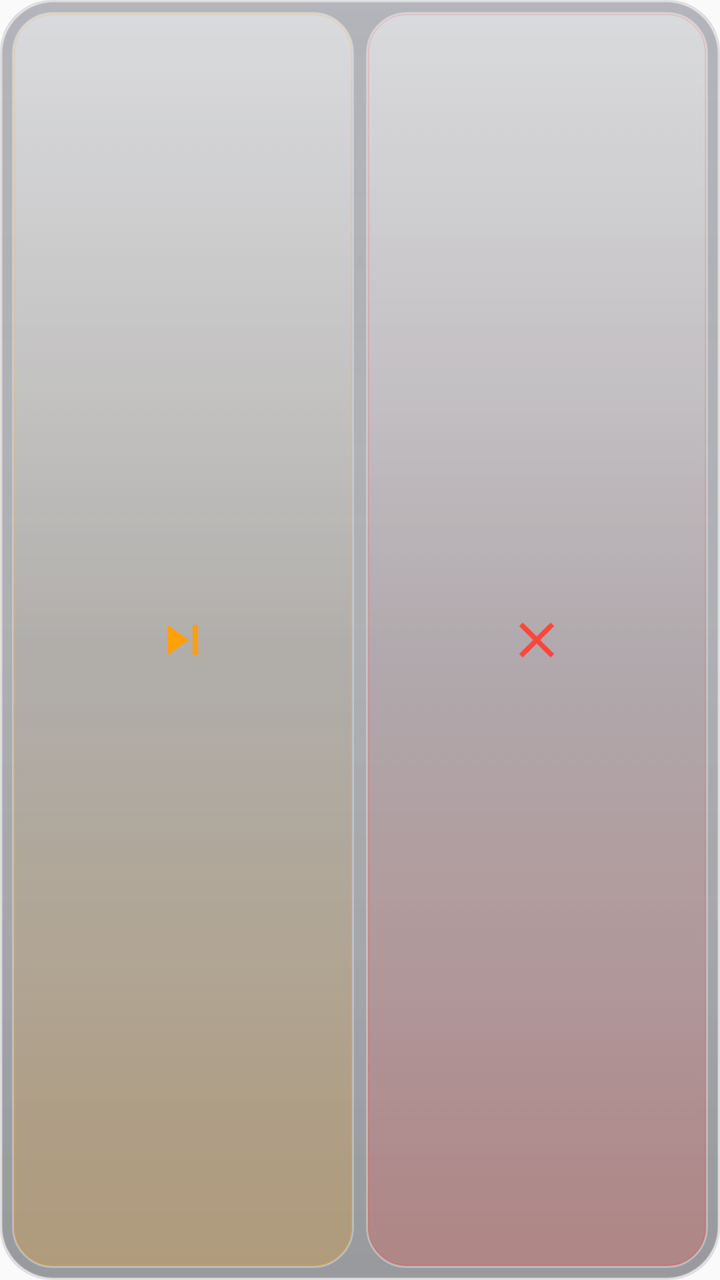
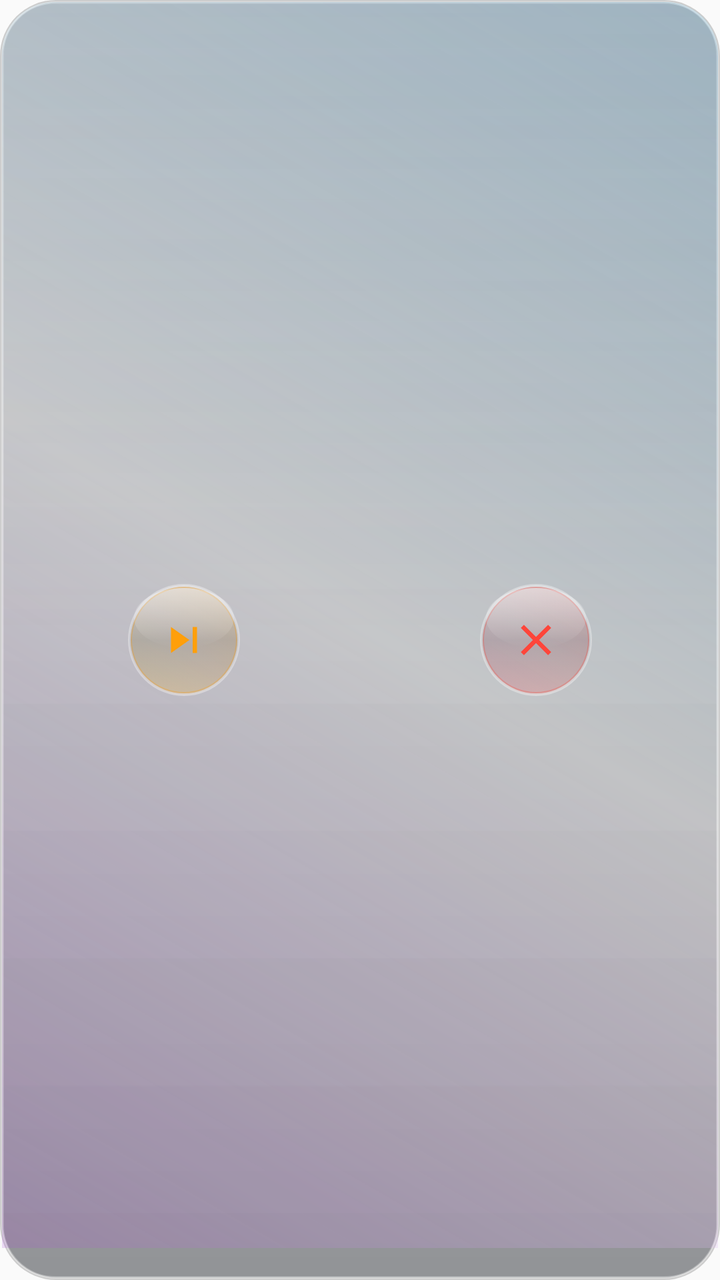

Screens rendered from an Android XML layout before and after an edit, with the pre-edit source and the edit as a unified diff.
<!-- AndroidManifest.xml: application theme Theme.VibeSchedule -->
<!-- res/layout/widget_vibe_schedule.xml -->
<?xml version="1.0" encoding="utf-8"?>
<LinearLayout xmlns:android="http://schemas.android.com/apk/res/android"
    android:id="@+id/widget_root"
    android:layout_width="match_parent"
    android:layout_height="match_parent"
    android:background="@drawable/widget_glass_bg"
    android:baselineAligned="false"
    android:gravity="center"
    android:orientation="horizontal"
    android:padding="6dp">

    
    <FrameLayout
        android:id="@+id/btn_widget_skip"
        android:layout_width="0dp"
        android:layout_height="match_parent"
        android:layout_weight="1"
        android:layout_marginEnd="3dp"
        android:background="@drawable/widget_btn_skip_glass"
        android:clickable="true"
        android:focusable="true">

        <ImageView
            android:layout_width="30dp"
            android:layout_height="30dp"
            android:layout_gravity="center"
            android:contentDescription="Skip This Period"
            android:scaleType="fitCenter"
            android:src="@drawable/ic_widget_skip" />
    </FrameLayout>

    
    <FrameLayout
        android:id="@+id/btn_widget_cancel"
        android:layout_width="0dp"
        android:layout_height="match_parent"
        android:layout_weight="1"
        android:layout_marginStart="3dp"
        android:background="@drawable/widget_btn_cancel_glass"
        android:clickable="true"
        android:focusable="true">

        <ImageView
            android:layout_width="30dp"
            android:layout_height="30dp"
            android:layout_gravity="center"
            android:contentDescription="Cancel Schedule"
            android:scaleType="fitCenter"
            android:src="@drawable/ic_widget_cancel" />
    </FrameLayout>

</LinearLayout>
<!-- resources referenced by this layout -->
<resources>
  <!-- drawable ic_widget_cancel (drawable) -->
  <vector xmlns:android="http://schemas.android.com/apk/res/android"
      android:width="28dp"
      android:height="28dp"
      android:viewportWidth="24"
      android:viewportHeight="24">
      <path
          android:fillColor="#FFFF453A"
          android:pathData="M19,6.41L17.59,5 12,10.59 6.41,5 5,6.41 10.59,12 5,17.59 6.41,19 12,13.41 17.59,19 19,17.59 13.41,12z" />
  </vector>
  <!-- drawable ic_widget_skip (drawable) -->
  <vector xmlns:android="http://schemas.android.com/apk/res/android"
      android:width="28dp"
      android:height="28dp"
      android:viewportWidth="24"
      android:viewportHeight="24">
      <path
          android:fillColor="#FFFF9F0A"
          android:pathData="M6,18l8.5,-6L6,6v12zM16,6v12h2V6h-2z" />
  </vector>
  <!-- drawable widget_btn_cancel_glass: vector/xml drawable (drawable, 3463 chars, omitted) -->
  <!-- drawable widget_btn_skip_glass: vector/xml drawable (drawable, 3463 chars, omitted) -->
  <!-- drawable widget_glass_bg (drawable) -->
  <?xml version="1.0" encoding="utf-8"?>
  <layer-list xmlns:android="http://schemas.android.com/apk/res/android">
      
      <item>
          <shape android:shape="rectangle">
              <corners android:radius="26dp" />
              <solid android:color="#20000000" />
          </shape>
      </item>
  
      
      <item
          android:left="0.5dp"
          android:top="0.5dp"
          android:right="0.5dp"
          android:bottom="0.5dp">
          <shape android:shape="rectangle">
              <corners android:radius="26dp" />
              <gradient
                  android:angle="270"
                  android:startColor="#592A3042"
                  android:centerColor="#471A1E2B"
                  android:endColor="#5412151F" />
              <stroke
                  android:width="1dp"
                  android:color="#4DFFFFFF" />
          </shape>
      </item>
  
      
      <item
          android:left="1dp"
          android:top="1dp"
          android:right="1dp"
          android:bottom="18dp">
          <shape android:shape="rectangle">
              <corners
                  android:topLeftRadius="25dp"
                  android:topRightRadius="25dp"
                  android:bottomLeftRadius="0dp"
                  android:bottomRightRadius="0dp" />
              <gradient
                  android:angle="270"
                  android:startColor="#38FFFFFF"
                  android:endColor="#00FFFFFF" />
          </shape>
      </item>
  </layer-list>
  <style name="Theme.VibeSchedule" parent="android:Theme.Material.Light.NoActionBar">
          <item name="android:statusBarColor">@color/ic_launcher_background</item>
          <item name="android:navigationBarColor">@color/ic_launcher_background</item>
      </style>
  <color name="ic_launcher_background">#1A1C1E</color>
</resources>

<!-- the commit's change to res/layout/widget_vibe_schedule.xml (unified diff, before → after) -->
@@ -7,46 +7,56 @@
     android:baselineAligned="false"
     android:gravity="center"
     android:orientation="horizontal"
-    android:padding="6dp">
+    android:padding="4dp">
 
     
     <FrameLayout
-        android:id="@+id/btn_widget_skip"
         android:layout_width="0dp"
         android:layout_height="match_parent"
-        android:layout_weight="1"
-        android:layout_marginEnd="3dp"
-        android:background="@drawable/widget_btn_skip_glass"
-        android:clickable="true"
-        android:focusable="true">
+        android:layout_weight="1">
 
-        <ImageView
-            android:layout_width="30dp"
-            android:layout_height="30dp"
+        <FrameLayout
+            android:id="@+id/btn_widget_skip"
+            android:layout_width="56dp"
+            android:layout_height="56dp"
             android:layout_gravity="center"
-            android:contentDescription="Skip This Period"
-            android:scaleType="fitCenter"
-            android:src="@drawable/ic_widget_skip" />
+            android:background="@drawable/widget_btn_skip_glass"
+            android:clickable="true"
+            android:focusable="true">
+
+            <ImageView
+                android:layout_width="26dp"
+                android:layout_height="26dp"
+                android:layout_gravity="center"
+                android:contentDescription="Skip This Period"
+                android:scaleType="fitCenter"
+                android:src="@drawable/ic_widget_skip" />
+        </FrameLayout>
     </FrameLayout>
 
     
     <FrameLayout
-        android:id="@+id/btn_widget_cancel"
         android:layout_width="0dp"
         android:layout_height="match_parent"
-        android:layout_weight="1"
-        android:layout_marginStart="3dp"
-        android:background="@drawable/widget_btn_cancel_glass"
-        android:clickable="true"
-        android:focusable="true">
+        android:layout_weight="1">
 
-        <ImageView
-            android:layout_width="30dp"
-            android:layout_height="30dp"
+        <FrameLayout
+            android:id="@+id/btn_widget_cancel"
+            android:layout_width="56dp"
+            android:layout_height="56dp"
             android:layout_gravity="center"
-            android:contentDescription="Cancel Schedule"
-            android:scaleType="fitCenter"
-            android:src="@drawable/ic_widget_cancel" />
+            android:background="@drawable/widget_btn_cancel_glass"
+            android:clickable="true"
+            android:focusable="true">
+
+            <ImageView
+                android:layout_width="26dp"
+                android:layout_height="26dp"
+                android:layout_gravity="center"
+                android:contentDescription="Cancel Schedule"
+                android:scaleType="fitCenter"
+                android:src="@drawable/ic_widget_cancel" />
+        </FrameLayout>
     </FrameLayout>
 
 </LinearLayout>
<!-- resource entries referenced after the edit -->
@@ -20,57 +20,9 @@
           android:fillColor="#FFFF9F0A"
           android:pathData="M6,18l8.5,-6L6,6v12zM16,6v12h2V6h-2z" />
   </vector>
-  <!-- drawable widget_btn_cancel_glass: vector/xml drawable (drawable, 3463 chars, omitted) -->
-  <!-- drawable widget_btn_skip_glass: vector/xml drawable (drawable, 3463 chars, omitted) -->
-  <!-- drawable widget_glass_bg (drawable) -->
-  <?xml version="1.0" encoding="utf-8"?>
-  <layer-list xmlns:android="http://schemas.android.com/apk/res/android">
-      
-      <item>
-          <shape android:shape="rectangle">
-              <corners android:radius="26dp" />
-              <solid android:color="#20000000" />
-          </shape>
-      </item>
-  
-      
-      <item
-          android:left="0.5dp"
-          android:top="0.5dp"
-          android:right="0.5dp"
-          android:bottom="0.5dp">
-          <shape android:shape="rectangle">
-              <corners android:radius="26dp" />
-              <gradient
-                  android:angle="270"
-                  android:startColor="#592A3042"
-                  android:centerColor="#471A1E2B"
-                  android:endColor="#5412151F" />
-              <stroke
-                  android:width="1dp"
-                  android:color="#4DFFFFFF" />
-          </shape>
-      </item>
-  
-      
-      <item
-          android:left="1dp"
-          android:top="1dp"
-          android:right="1dp"
-          android:bottom="18dp">
-          <shape android:shape="rectangle">
-              <corners
-                  android:topLeftRadius="25dp"
-                  android:topRightRadius="25dp"
-                  android:bottomLeftRadius="0dp"
-                  android:bottomRightRadius="0dp" />
-              <gradient
-                  android:angle="270"
-                  android:startColor="#38FFFFFF"
-                  android:endColor="#00FFFFFF" />
-          </shape>
-      </item>
-  </layer-list>
+  <!-- drawable widget_btn_cancel_glass: vector/xml drawable (drawable, 2799 chars, omitted) -->
+  <!-- drawable widget_btn_skip_glass: vector/xml drawable (drawable, 2799 chars, omitted) -->
+  <!-- drawable widget_glass_bg: vector/xml drawable (drawable, 2041 chars, omitted) -->
   <style name="Theme.VibeSchedule" parent="android:Theme.Material.Light.NoActionBar">
           <item name="android:statusBarColor">@color/ic_launcher_background</item>
           <item name="android:navigationBarColor">@color/ic_launcher_background</item>
